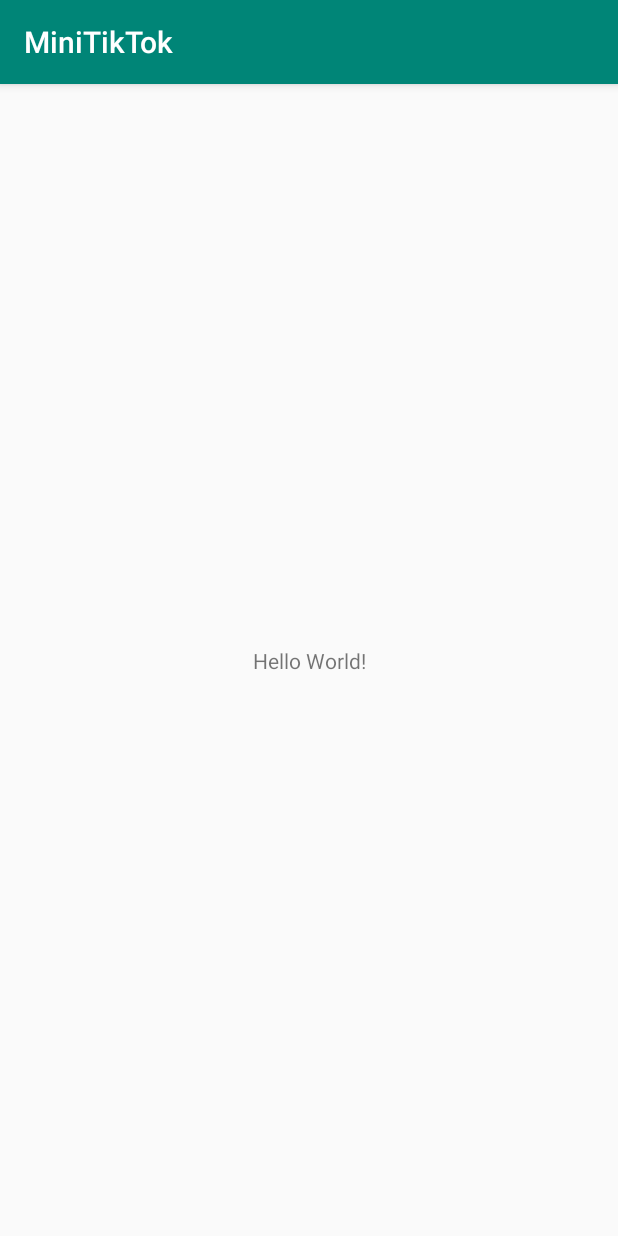
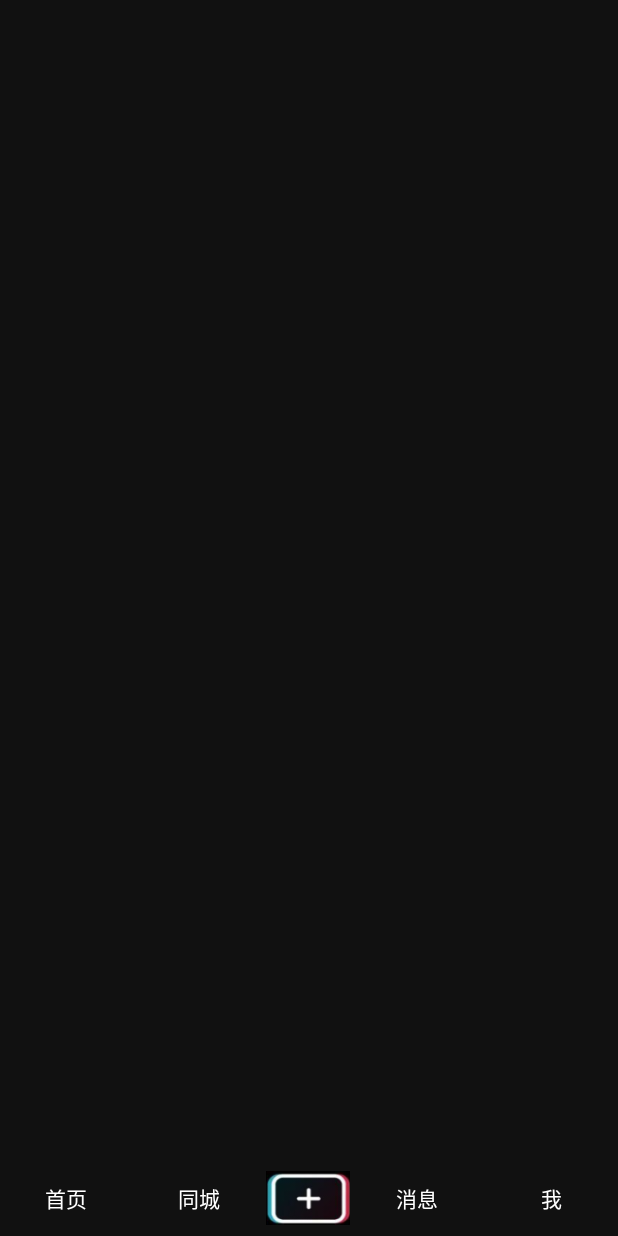
Before and after one commit to cxz66666/Mini-TikTok, an Android app: the screen it shows after launch (MainActivity), on a phone screen of 412 x 824 dp. Run offline under Robolectric (Android 15) with nearby library versions, the phone set to English and light mode, and no system bars.

Commit message:
主页面未完成

```diff
--- a/app/src/main/AndroidManifest.xml
+++ b/app/src/main/AndroidManifest.xml
@@ -1,15 +1,22 @@
 <?xml version="1.0" encoding="utf-8"?>
 <manifest xmlns:android="http://schemas.android.com/apk/res/android"
+    xmlns:tools="http://schemas.android.com/tools"
     package="net.zjueva.minitiktok">
-
+    <!--安卓权限分为三类，普通、危险、特殊，这三个在android6.0之前是普通，只要在清单文件中注册即可-->
+    <!--但是在6.0之后，11.0之前变成了普通，就需要以弹窗Dialog的形式展示-->
+    <!--11.0之后就变成了特殊，需要用Activity的形式展示-->
+    <uses-permission android:name="android.permission.INTERNET"/>
+    <uses-permission android:name="android.permission.READ_EXTERNAL_STORAGE"/>
+    <uses-permission android:name="android.permission.WRITE_EXTERNAL_STORAGE"/>
     <application
         android:allowBackup="true"
         android:icon="@mipmap/ic_launcher"
         android:label="@string/app_name"
         android:roundIcon="@mipmap/ic_launcher_round"
         android:supportsRtl="true"
-        android:theme="@style/AppTheme">
-        <activity android:name=".MainActivity">
+        android:theme="@style/AppTheme"
+        tools:ignore="GoogleAppIndexingWarning">
+        <activity android:name=".activity.MainActivity">
             <intent-filter>
                 <action android:name="android.intent.action.MAIN" />
 
--- a/app/src/main/java/net/zjueva/minitiktok/MainActivity.java
+++ /dev/null
@@ -1,14 +0,0 @@
-package net.zjueva.minitiktok;
-
-import androidx.appcompat.app.AppCompatActivity;
-
-import android.os.Bundle;
-
-public class MainActivity extends AppCompatActivity {
-
-    @Override
-    protected void onCreate(Bundle savedInstanceState) {
-        super.onCreate(savedInstanceState);
-        setContentView(R.layout.activity_main);
-    }
-}
--- /dev/null
+++ b/app/src/main/java/net/zjueva/minitiktok/activity/MainActivity.java
@@ -0,0 +1,113 @@
+package net.zjueva.minitiktok.activity;
+
+import androidx.annotation.NonNull;
+import androidx.appcompat.app.AppCompatActivity;
+import androidx.core.app.ActivityCompat;
+import androidx.core.content.ContextCompat;
+import androidx.fragment.app.Fragment;
+
+import android.Manifest;
+
+import android.content.pm.PackageManager;
+import android.graphics.Typeface;
+import android.os.Build;
+import android.os.Bundle;
+import android.os.Environment;
+import android.provider.Settings;
+import android.view.View;
+
+import android.widget.ImageView;
+import android.widget.TextView;
+import android.widget.Toast;
+
+import net.zjueva.minitiktok.R;
+
+import  net.zjueva.minitiktok.utils.Constant;
+
+
+public class MainActivity extends AppCompatActivity {
+    private static final int REQUEST_CODE = 1025;
+    private TextView btn_home;
+    private TextView btn_samecity;
+    private TextView btn_message;
+    private TextView btn_me;
+    private ImageView btn_addvideo;
+
+    //用来标志那个页面 0首页 1同城 3消息 4个人
+    private int nowFragment=-1;
+    @Override
+    protected void onCreate(Bundle savedInstanceState) {
+        super.onCreate(savedInstanceState);
+        setContentView(R.layout.activity_main);
+
+        checkAPPPermission();
+        bindButtonListener();
+    }
+
+
+    private void bindButtonListener(){
+        btn_home=(TextView)findViewById(R.id.home);
+        btn_samecity=(TextView)findViewById(R.id.same_city);
+        btn_message=(TextView)findViewById(R.id.message);
+        btn_me=(TextView)findViewById(R.id.me);
+        btn_addvideo=(ImageView) findViewById(R.id.add_video_btn);
+
+        btn_home.setOnClickListener(new View.OnClickListener() {
+            @Override
+            public void onClick(View v) {
+
+            }
+        });
+    }
+
+    //替换fragment为指定的fragment，
+    private void updateFragment(Fragment fragment,int fragmentIndex){
+        if(nowFragment==fragmentIndex){
+            return;
+        }
+        getSupportFragmentManager().beginTransaction()
+                .replace(R.id.frame_id,fragment)
+                .commit();
+        //取消粗体
+        if(nowFragment>=0){
+            switch (fragmentIndex){
+                case Constant.home_id:
+                    btn_home.setTypeface(Typeface.defaultFromStyle(Typeface.NORMAL));
+                case Constant.samecity_id:
+                    btn_samecity.setTypeface(Typeface.defaultFromStyle(Typeface.NORMAL));
+                case Constant.message_id:
+                    btn_message.setTypeface(Typeface.defaultFromStyle(Typeface.NORMAL));
+                case Constant.me_id:
+                    btn_me.setTypeface(Typeface.defaultFromStyle(Typeface.NORMAL));
+            }
+        }
+
+    }
+
+        //checkAPPPermission 用于获取权限（外部文件读 外部文件写）
+        private void checkAPPPermission(){
+            if (Build.VERSION.SDK_INT >= Build.VERSION_CODES.M) {
+                // 先判断有没有权限
+                if (ActivityCompat.checkSelfPermission(this, Manifest.permission.READ_EXTERNAL_STORAGE) == PackageManager.PERMISSION_GRANTED &&
+                        ContextCompat.checkSelfPermission(this, Manifest.permission.WRITE_EXTERNAL_STORAGE) == PackageManager.PERMISSION_GRANTED) {
+                } else {
+                    ActivityCompat.requestPermissions(this, new String[]{Manifest.permission.READ_EXTERNAL_STORAGE, Manifest.permission.WRITE_EXTERNAL_STORAGE}, REQUEST_CODE);
+                }
+            }
+        }
+
+
+        //获取权限的回调函数，用于接收用户选择的授予权限
+        @Override
+        public void onRequestPermissionsResult(int requestCode, @NonNull String[] permissions, @NonNull int[] grantResults) {
+            super.onRequestPermissionsResult(requestCode, permissions, grantResults);
+            if (requestCode == REQUEST_CODE) {
+                if (ActivityCompat.checkSelfPermission(this, Manifest.permission.READ_EXTERNAL_STORAGE) == PackageManager.PERMISSION_GRANTED &&
+                        ContextCompat.checkSelfPermission(this, Manifest.permission.WRITE_EXTERNAL_STORAGE) == PackageManager.PERMISSION_GRANTED) {
+                    Toast.makeText(this,"存储权限获取成功",Toast.LENGTH_SHORT).show();
+                } else {
+                    Toast.makeText(this,"存储权限获取失败",Toast.LENGTH_SHORT).show();
+                }
+            }
+        }
+    }
--- /dev/null
+++ b/app/src/main/java/net/zjueva/minitiktok/utils/Constant.java
@@ -0,0 +1,8 @@
+package net.zjueva.minitiktok.utils;
+
+public class Constant {
+    public static final int home_id=0;
+    public static final int samecity_id=1;
+    public static final int message_id=3;
+    public static final int me_id=4;
+}
--- a/app/src/main/res/layout/activity_main.xml
+++ b/app/src/main/res/layout/activity_main.xml
@@ -1,18 +1,67 @@
 <?xml version="1.0" encoding="utf-8"?>
-<androidx.constraintlayout.widget.ConstraintLayout xmlns:android="http://schemas.android.com/apk/res/android"
+<RelativeLayout xmlns:android="http://schemas.android.com/apk/res/android"
     xmlns:app="http://schemas.android.com/apk/res-auto"
     xmlns:tools="http://schemas.android.com/tools"
+    android:clipChildren="false"
     android:layout_width="match_parent"
     android:layout_height="match_parent"
-    tools:context=".MainActivity">
+    android:background="@color/background_color"
+    tools:context=".activity.MainActivity">
 
-    <TextView
-        android:layout_width="wrap_content"
-        android:layout_height="wrap_content"
-        android:text="Hello World!"
-        app:layout_constraintBottom_toBottomOf="parent"
-        app:layout_constraintLeft_toLeftOf="parent"
-        app:layout_constraintRight_toRightOf="parent"
-        app:layout_constraintTop_toTopOf="parent" />
 
-</androidx.constraintlayout.widget.ConstraintLayout>
+    <FrameLayout
+        android:id="@+id/frame_id"
+        android:layout_width="match_parent"
+        android:layout_height="match_parent"
+        android:layout_above="@+id/tabBar" />
+
+    <LinearLayout
+        android:id="@+id/tabBar"
+        android:orientation="horizontal"
+        android:gravity="center"
+        android:layout_width="match_parent"
+        android:layout_height="50dp"
+        android:layout_alignParentBottom="true"
+        >
+
+        <TextView
+            android:id="@+id/home"
+            android:layout_width="0dp"
+            android:layout_height="match_parent"
+            android:layout_weight="1"
+            android:gravity="center"
+            android:text="@string/home_button_text"
+            android:textColor="@color/white" />
+        <TextView
+            android:id="@+id/same_city"
+            android:layout_width="0dp"
+            android:layout_weight="1"
+            android:layout_height="match_parent"
+            android:textColor="@color/white"
+            android:gravity="center"
+            android:text="@string/samecity_button_text"/>
+        <ImageView
+            android:id="@+id/add_video_btn"
+            android:layout_width="56dp"
+            android:layout_height="36dp"
+            android:background="@mipmap/add_video_button"
+            android:contentDescription="@string/add_video_btn_content_text" />
+        <TextView
+            android:id="@+id/message"
+            android:layout_width="0dp"
+            android:layout_weight="1"
+            android:layout_height="match_parent"
+            android:textColor="@color/white"
+            android:gravity="center"
+            android:text="@string/message_text"/>
+        <TextView
+            android:id="@+id/me"
+            android:layout_width="0dp"
+            android:layout_weight="1"
+            android:layout_height="match_parent"
+            android:textColor="@color/white"
+            android:gravity="center"
+            android:text="@string/me_text"/>
+    </LinearLayout>
+
+</RelativeLayout>
--- a/app/src/main/res/values/colors.xml
+++ b/app/src/main/res/values/colors.xml
@@ -3,4 +3,6 @@
     <color name="colorPrimary">#008577</color>
     <color name="colorPrimaryDark">#00574B</color>
     <color name="colorAccent">#D81B60</color>
+    <color name="white">#fff</color>
+    <color name="background_color">#111111</color>
 </resources>
--- a/app/src/main/res/values/strings.xml
+++ b/app/src/main/res/values/strings.xml
@@ -1,3 +1,8 @@
 <resources>
     <string name="app_name">MiniTikTok</string>
+    <string name="home_button_text">首页</string>
+    <string name="samecity_button_text">同城</string>
+    <string name="message_text">消息</string>
+    <string name="me_text">我</string>
+    <string name="add_video_btn_content_text">发布视频</string>
 </resources>
--- a/app/src/main/res/values/styles.xml
+++ b/app/src/main/res/values/styles.xml
@@ -1,11 +1,12 @@
 <resources>
 
     <!-- Base application theme. -->
-    <style name="AppTheme" parent="Theme.AppCompat.Light.DarkActionBar">
+    <style name="AppTheme" parent="Theme.AppCompat.Light.NoActionBar">
         <!-- Customize your theme here. -->
         <item name="colorPrimary">@color/colorPrimary</item>
         <item name="colorPrimaryDark">@color/colorPrimaryDark</item>
         <item name="colorAccent">@color/colorAccent</item>
+        <item name="android:windowBackground">@mipmap/start_background</item>
     </style>
 
 </resources>
```
Also changed, not shown: app/src/main/res/mipmap-xhdpi/add_video_button.png (added), app/src/main/res/mipmap-xhdpi/start_background.jpg (added).
